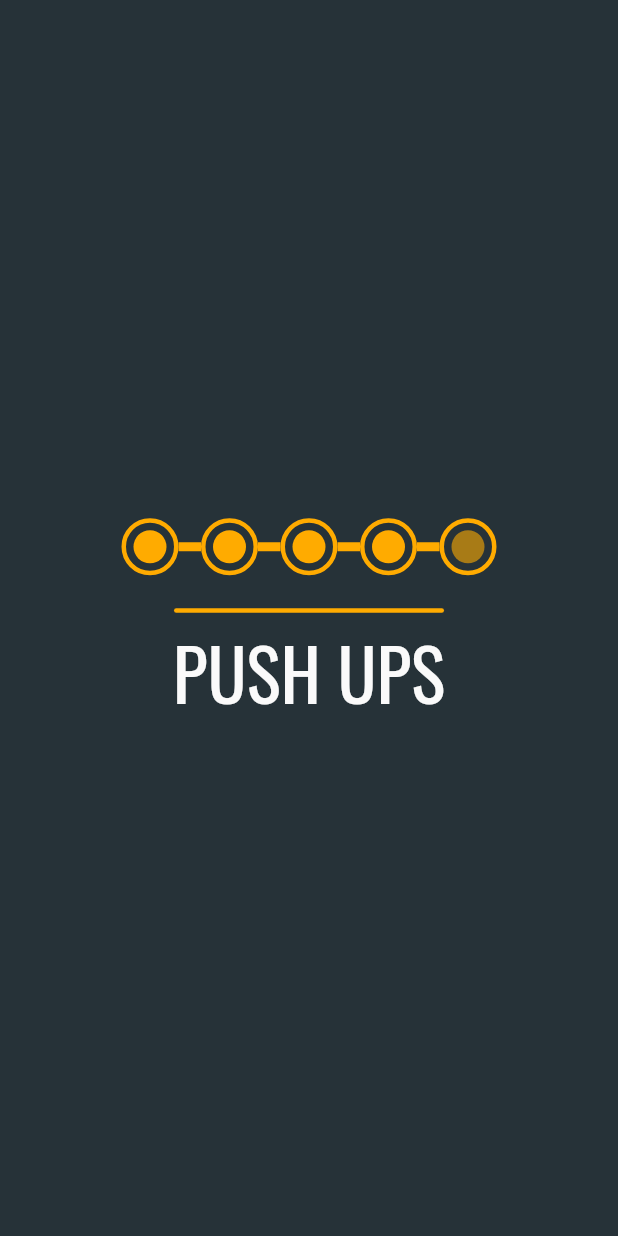
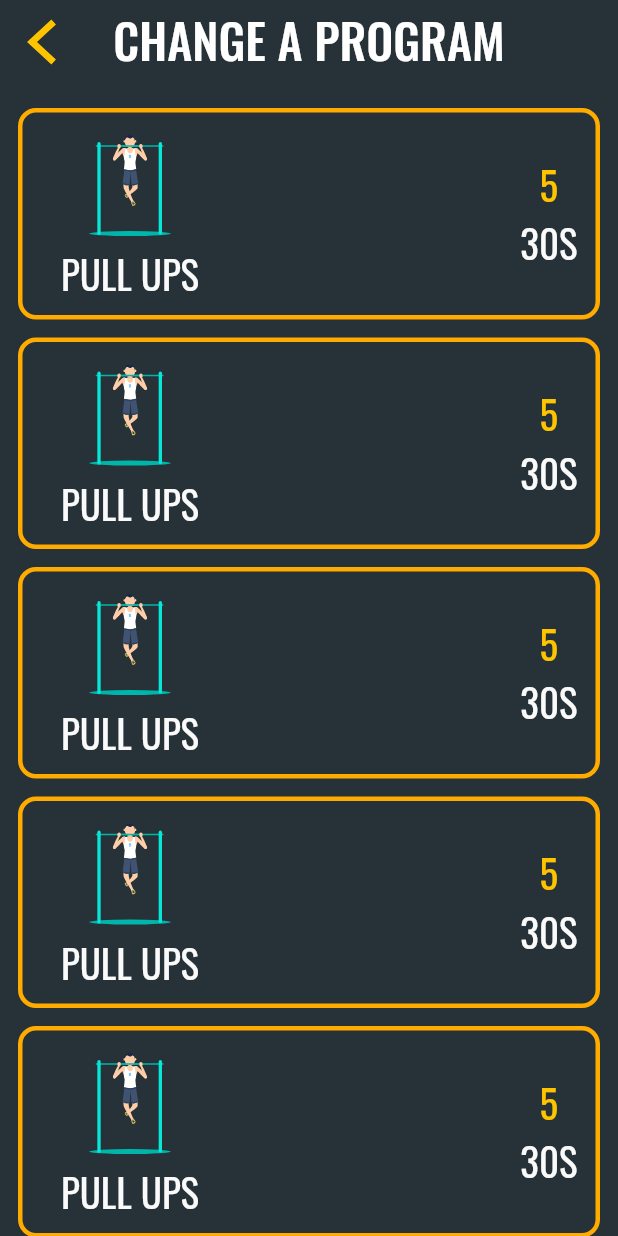
Before and after one commit to WhiteJamer/flutter-home-fitness-app, a Flutter app: the screen it shows after launch, after a tap on "CHANGE PROGRAM", on a phone screen of 412 x 824 dp. Run offline on Flutter 3.47's test engine with Material 2 defaults, Android fonts, the phone set to English and light mode, and no system bars; drawn by our look-alikes of lottie; our stand-ins replace flutter_svg.

Commit message:
Create ChangeProgramPage layout

```diff
--- a/lib/screens/home.page.dart
+++ b/lib/screens/home.page.dart
@@ -3,6 +3,7 @@ import 'dart:math';
 import 'package:flutter/material.dart';
 import 'package:flutter_svg/flutter_svg.dart';
 import 'package:myapp/enums/colors.enums.dart';
+import 'package:myapp/screens/program.dart';
 import 'package:myapp/screens/stepshow.page.dart';
 import 'package:myapp/utils/svg.utils.dart';
 import 'package:myapp/widgets/button.widget.dart';
@@ -49,6 +50,14 @@ class HomePageState extends State<HomePage> with TickerProviderStateMixin {
         ),
       );
     }
+    void _changeAProgram() {
+      Navigator.push(
+        context,
+        MaterialPageRoute(
+          builder: (context) => ProgramPage(),
+        ),
+      );
+    }
 
     return Scaffold(
       backgroundColor: BackgroundColor,
@@ -72,7 +81,7 @@ class HomePageState extends State<HomePage> with TickerProviderStateMixin {
             Positioned(
                 top: MediaQuery.of(context).size.height /
                     _rightDBellPositionAnimation.value,
-                right: MediaQuery.of(context).size.width / 5 - 15,
+                right: MediaQuery.of(context).size.width / 5 - 7,
                 child: Transform.rotate(
                   angle: -pi / 5,
                   child: SvgPicture.asset("assets/dumbbell.svg"),
@@ -105,7 +114,7 @@ class HomePageState extends State<HomePage> with TickerProviderStateMixin {
                 SizedBox(
                   height: 30,
                 ),
-                Button(text: "CHANGE PROGRAM", cb: _startAFitness),
+                Button(text: "CHANGE PROGRAM", cb: _changeAProgram),
               ],
             ),
           ],
--- /dev/null
+++ b/lib/screens/program.dart
@@ -0,0 +1,124 @@
+import 'dart:math';
+
+import 'package:flutter/material.dart';
+import 'package:flutter_svg/flutter_svg.dart';
+import 'package:lottie/lottie.dart';
+import 'package:myapp/enums/colors.enums.dart';
+import 'package:myapp/screens/stepshow.page.dart';
+import 'package:myapp/utils/svg.utils.dart';
+import 'package:myapp/widgets/button.widget.dart';
+
+class ProgramPage extends StatefulWidget {
+  const ProgramPage({Key? key}) : super(key: key);
+
+  @override
+  State<ProgramPage> createState() => ProgramPageState();
+}
+
+class ProgramPageState extends State<ProgramPage> {
+  @override
+  void initState() {
+    super.initState();
+  }
+
+  @override
+  void dispose() {
+    super.dispose();
+  }
+
+  Widget _renderProgramItem() {
+    return Row(
+      mainAxisAlignment: MainAxisAlignment.center,
+      children: [
+        Container(
+          alignment: Alignment.center,
+          padding: EdgeInsets.symmetric(horizontal: 12, vertical: 8),
+          constraints:
+              BoxConstraints(maxWidth: MediaQuery.of(context).size.width - 24),
+          decoration: BoxDecoration(
+            borderRadius: BorderRadius.circular(12),
+            border: Border.all(color: SecondaryColor, width: 3),
+            color: BackgroundColor,
+          ),
+          child: Row(
+              mainAxisAlignment: MainAxisAlignment.spaceBetween,
+              crossAxisAlignment: CrossAxisAlignment.center,
+              children: [
+                Column(
+                  mainAxisAlignment: MainAxisAlignment.center,
+                  children: [
+                    LottieBuilder.asset(
+                      "assets/lottie/pullups.json",
+                      height: 80,
+                    ),
+                    Text("PULL UPS",
+                        style: Theme.of(context).textTheme.bodyText2),
+                  ],
+                ),
+                SizedBox(
+                  width: 12,
+                ),
+                Column(
+                  mainAxisAlignment: MainAxisAlignment.center,
+                  children: [
+                    Text(
+                      "5",
+                      style: Theme.of(context)
+                          .textTheme
+                          .bodyText2
+                          ?.copyWith(color: PrimaryColor),
+                    ),
+                    Text("30S", style: Theme.of(context).textTheme.bodyText2),
+                  ],
+                ),
+              ]),
+        ),
+      ],
+    );
+  }
+
+  @override
+  Widget build(BuildContext context) {
+    return Scaffold(
+        backgroundColor: BackgroundColor,
+        appBar: AppBar(
+          elevation: 0,
+          backgroundColor: Colors.transparent,
+          leading: Padding(
+            padding: const EdgeInsets.symmetric(horizontal: 18.0),
+            child: renderArrowLeftIcon(color: PrimaryColor),
+          ),
+          title: Text(
+            "CHANGE A PROGRAM",
+            style: TextStyle(fontSize: 32, height: 1.333),
+          ),
+          centerTitle: true,
+        ),
+        body: SingleChildScrollView(
+          child: Column(
+            children: [
+              SizedBox(
+                height: 16,
+              ),
+              _renderProgramItem(),
+              SizedBox(
+                height: 12,
+              ),
+              _renderProgramItem(),
+              SizedBox(
+                height: 12,
+              ),
+              _renderProgramItem(),
+              SizedBox(
+                height: 12,
+              ),
+              _renderProgramItem(),
+              SizedBox(
+                height: 12,
+              ),
+              _renderProgramItem(),
+            ],
+          ),
+        ));
+  }
+}
```
